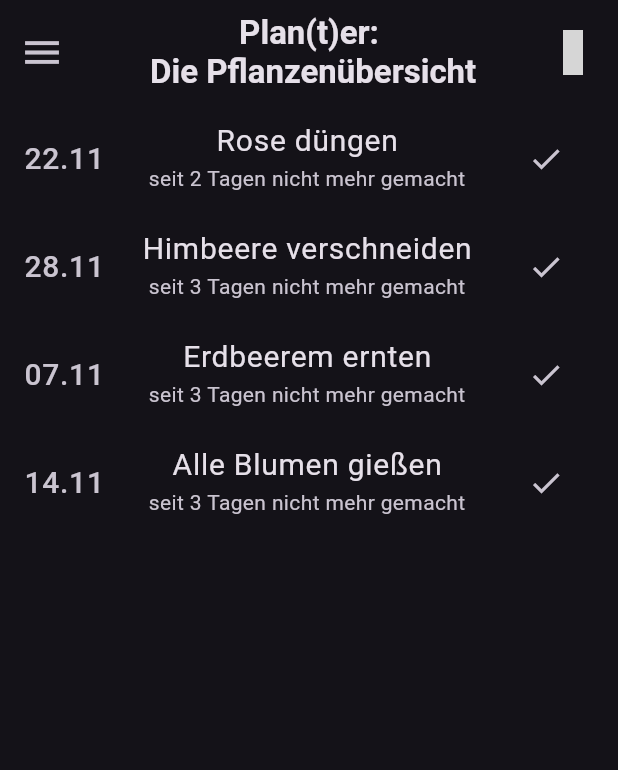
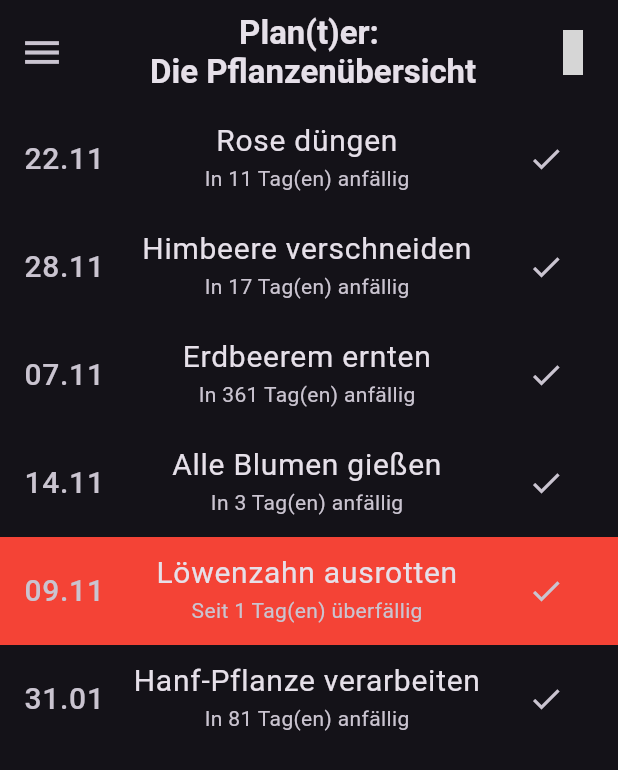
Before and after one commit to vincenzo1109/Alle-Projekte, a Flutter app: the screen it shows after launch, on a phone screen of 412 x 824 dp. Shown: the top 770 px of the screen. Run offline on Flutter 3.47's test engine with Material 3 defaults, Android fonts, the light colour scheme and no system bars; our stand-ins replace hive_flutter, material_symbols_icons, qr_flutter, simple_icons, timezone; missing offline and left inert: mobile_scanner, otp; accounts and stored records are empty; grey boxes are pictures that could not be loaded.

Commit message:
Showing Days changed

```diff
--- a/planzen_app/lib/main.dart
+++ b/planzen_app/lib/main.dart
@@ -164,8 +164,8 @@ class _MyHomePageState extends State<MyHomePage> {
     List<Widget> plantsNext = [];
     for (var plantvar in plantsListHomeScreen) {
       DateTime savedDate = DateFormat('dd.MM.yyyy').parse(plantvar.lasttime);
-      int notDoneSince = now.difference(savedDate).inDays;
       DateTime dueDate = savedDate.add(Duration(days: plantvar.interval));
+      int doItInDays = dueDate.difference(now).inDays;
       String dueDateString = DateFormat('dd.MM').format(dueDate);
       var expiredSince = now.difference(dueDate).inDays;
 
@@ -176,14 +176,14 @@ class _MyHomePageState extends State<MyHomePage> {
           title: Center(
             child: Text(
               '${plantvar.name} ${plantvar.whatToDo}',
-              style: TextStyle(fontSize: 20),
+              style: TextStyle(fontSize: 20), textAlign: TextAlign.center,
             ),
           ),
           subtitle: Center(
             child: Text(
               dueDate.isBefore(now)
-                  ? 'Seit $expiredSince Tagen abgelaufen'
-                  : 'seit $notDoneSince Tagen nicht mehr gemacht',
+                  ? 'Seit $expiredSince Tag(en) überfällig'
+                  : 'In $doItInDays Tag(en) anfällig',
               textAlign: TextAlign.center,
             ),
           ),
@@ -227,6 +227,8 @@ void existingPlants() {
   addPlantMyPlants('Himbeere', 4, formattedDate, 'verschneiden', 21);
   addPlantMyPlants('Erdbeerem', 3, formattedDate, 'ernten', 365);
   addPlantMyPlants('Alle Blumen', 4, formattedDate, 'gießen', 7);
+  addPlantMyPlants('Löwenzahn', 1, '02.11.2025', 'ausrotten', 7);
+  addPlantMyPlants('Hanf-Pflanze', 1, '02.11.2025', 'verarbeiten', 90);
 }
 
 void addPlantMyPlants(
```
